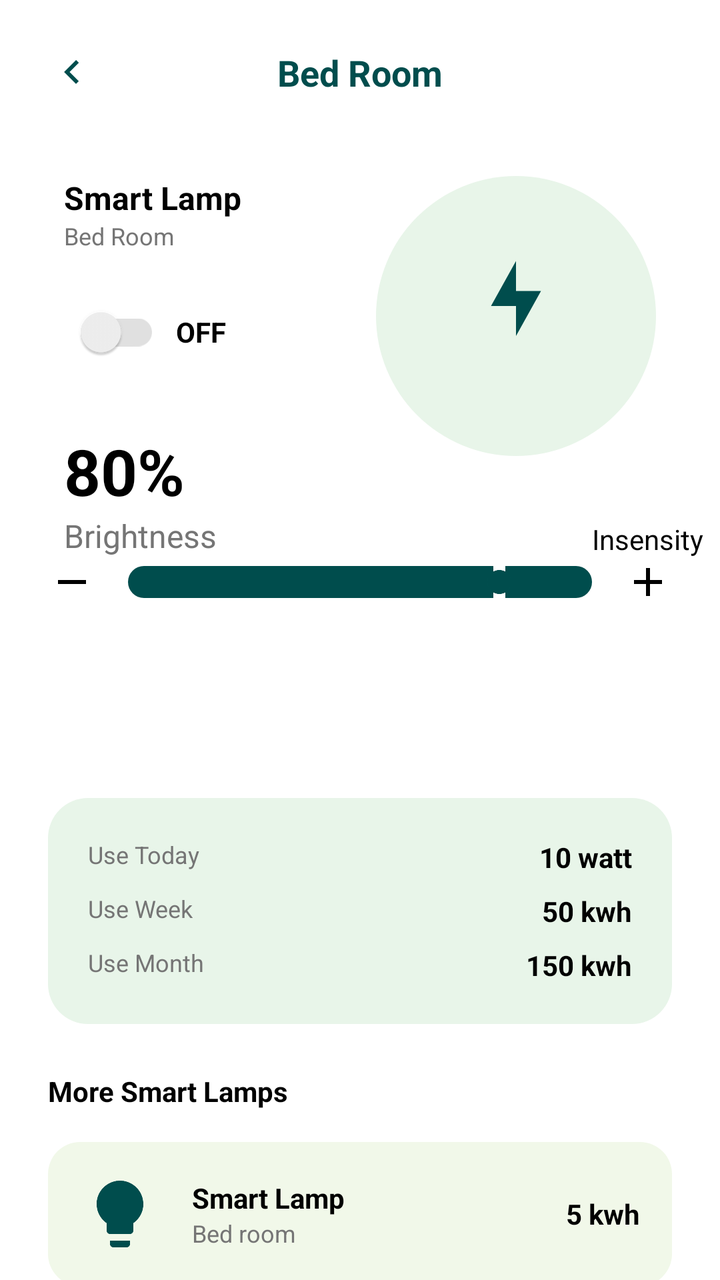
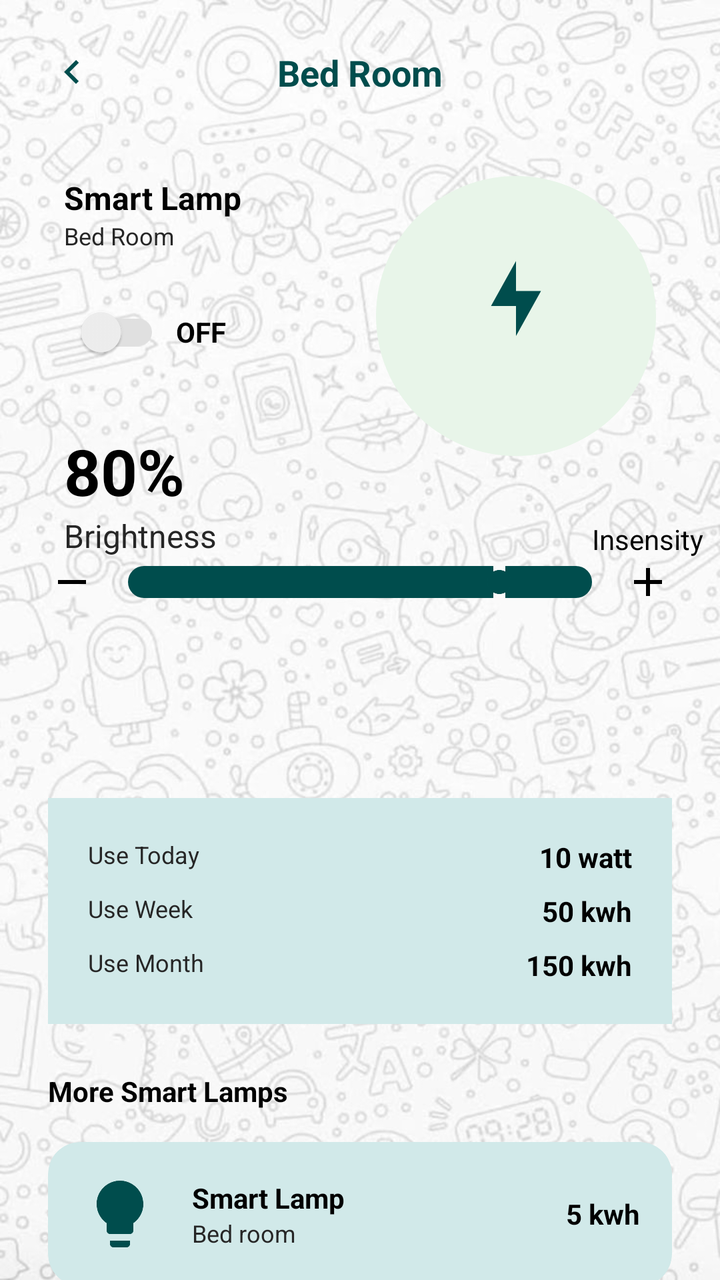

Screens rendered from an Android XML layout before and after an edit, with the pre-edit source and the edit as a unified diff.
<!-- AndroidManifest.xml: application theme Theme.SmartHome -->
<!-- res/layout/activity_lamp_control.xml -->
<?xml version="1.0" encoding="utf-8"?>
<androidx.constraintlayout.widget.ConstraintLayout xmlns:android="http://schemas.android.com/apk/res/android"
    xmlns:app="http://schemas.android.com/apk/res-auto"
    xmlns:tools="http://schemas.android.com/tools"
    android:layout_width="match_parent"
    android:layout_height="match_parent"
    android:background="@color/white"
    tools:context=".LampControlActivity">

    
    <ImageView
        android:id="@+id/iv_back_lamp"
        android:layout_width="40dp"
        android:layout_height="40dp"
        android:layout_marginStart="16dp"
        android:layout_marginTop="16dp"
        android:padding="8dp"
        android:src="@drawable/ic_arrow_back"
        app:layout_constraintStart_toStartOf="parent"
        app:layout_constraintTop_toTopOf="parent"
        app:tint="@color/primary_teal" />

    <TextView
        android:layout_width="wrap_content"
        android:layout_height="wrap_content"
        android:text="Bed Room"
        android:textColor="@color/primary_teal"
        android:textSize="18sp"
        android:textStyle="bold"
        app:layout_constraintBottom_toBottomOf="@+id/iv_back_lamp"
        app:layout_constraintEnd_toEndOf="parent"
        app:layout_constraintStart_toStartOf="parent"
        app:layout_constraintTop_toTopOf="@+id/iv_back_lamp" />

    
    <TextView
        android:id="@+id/tv_lamp_title"
        android:layout_width="wrap_content"
        android:layout_height="wrap_content"
        android:layout_marginStart="32dp"
        android:layout_marginTop="32dp"
        android:text="Smart Lamp"
        android:textColor="@color/black"
        android:textSize="16sp"
        android:textStyle="bold"
        app:layout_constraintStart_toStartOf="parent"
        app:layout_constraintTop_toBottomOf="@+id/iv_back_lamp" />

    <TextView
        android:id="@+id/tv_lamp_room"
        android:layout_width="wrap_content"
        android:layout_height="wrap_content"
        android:text="Bed Room"
        android:textColor="@color/gray_text"
        android:textSize="12sp"
        app:layout_constraintStart_toStartOf="@+id/tv_lamp_title"
        app:layout_constraintTop_toBottomOf="@+id/tv_lamp_title" />

    <LinearLayout
        android:id="@+id/ll_switch"
        android:layout_width="wrap_content"
        android:layout_height="wrap_content"
        android:layout_marginTop="16dp"
        android:gravity="center_vertical"
        android:orientation="horizontal"
        app:layout_constraintStart_toStartOf="@+id/tv_lamp_room"
        app:layout_constraintTop_toBottomOf="@+id/tv_lamp_room">

        <androidx.appcompat.widget.SwitchCompat
            android:layout_width="wrap_content"
            android:layout_height="wrap_content"
            android:thumbTint="@color/white"
            app:trackTint="@color/light_gray" />

        <TextView
            android:layout_width="wrap_content"
            android:layout_height="wrap_content"
            android:layout_marginStart="8dp"
            android:text="OFF"
            android:textColor="@color/black"
            android:textStyle="bold" />
    </LinearLayout>

    
    <FrameLayout
        android:id="@+id/fl_lamp_visual"
        android:layout_width="140dp"
        android:layout_height="140dp"
        android:layout_marginEnd="32dp"
        app:layout_constraintEnd_toEndOf="parent"
        app:layout_constraintTop_toTopOf="@+id/tv_lamp_title">

        <View
            android:layout_width="match_parent"
            android:layout_height="match_parent"
            android:background="@drawable/bg_lamp_circle" />

        <ImageView
            android:layout_width="60dp"
            android:layout_height="60dp"
            android:layout_gravity="center"
            android:src="@drawable/ic_lightning"
            app:tint="@color/primary_teal" />
    </FrameLayout>

    
    <TextView
        android:id="@+id/tv_brightness_percent"
        android:layout_width="wrap_content"
        android:layout_height="wrap_content"
        android:layout_marginTop="24dp"
        android:text="80%"
        android:textColor="@color/black"
        android:textSize="32sp"
        android:textStyle="bold"
        app:layout_constraintStart_toStartOf="@+id/ll_switch"
        app:layout_constraintTop_toBottomOf="@+id/ll_switch" />

    <TextView
        android:id="@+id/textView"
        android:layout_width="wrap_content"
        android:layout_height="wrap_content"
        android:text="Brightness"
        android:textColor="@color/gray_text"
        android:textSize="16sp"
        app:layout_constraintStart_toStartOf="@+id/tv_brightness_percent"
        app:layout_constraintTop_toBottomOf="@+id/tv_brightness_percent" />

    

    <TextView
        android:id="@+id/tv_intensity_label"
        android:layout_width="wrap_content"
        android:layout_height="wrap_content"
        android:layout_marginStart="264dp"
        android:layout_marginTop="32dp"
        android:text="Insensity"
        android:textColor="@color/black"
        app:layout_constraintStart_toStartOf="@+id/tv_brightness_percent"
        app:layout_constraintTop_toBottomOf="@+id/fl_lamp_visual" />

    <LinearLayout
        android:layout_width="match_parent"
        android:layout_height="wrap_content"
        android:layout_marginHorizontal="24dp"
        android:gravity="center_vertical"
        android:orientation="horizontal"
        app:layout_constraintTop_toBottomOf="@+id/tv_intensity_label">

        <ImageView
            android:id="@+id/iv_intensity_down"
            android:layout_width="24dp"
            android:layout_height="24dp"
            android:src="@drawable/ic_remove"
            app:tint="@color/black" />

        <SeekBar
            android:id="@+id/sb_intensity"
            android:layout_width="0dp"
            android:layout_height="wrap_content"
            android:layout_weight="1"
            android:progress="80"
            android:progressDrawable="@drawable/bg_rounded_teal"
            android:thumbTint="@color/primary_teal" />

        <ImageView
            android:id="@+id/iv_intensity_up"
            android:layout_width="24dp"
            android:layout_height="24dp"
            android:src="@drawable/ic_plus"
            app:tint="@color/black" />
    </LinearLayout>

    
    <LinearLayout
        android:id="@+id/ll_stats_card"
        android:layout_width="match_parent"
        android:layout_height="wrap_content"
        android:layout_marginHorizontal="24dp"
        android:layout_marginTop="120dp"
        android:background="@drawable/bg_stats_card_green"
        android:orientation="vertical"
        android:padding="20dp"
        app:layout_constraintTop_toBottomOf="@+id/tv_intensity_label">

        <RelativeLayout
            android:layout_width="match_parent"
            android:layout_height="wrap_content">
            <TextView android:layout_width="wrap_content" android:layout_height="wrap_content" android:text="Use Today" android:textColor="@color/gray_text" android:textSize="12sp" />
            <TextView android:layout_width="wrap_content" android:layout_height="wrap_content" android:layout_alignParentEnd="true" android:text="10 watt" android:textColor="@color/black" android:textStyle="bold" />
        </RelativeLayout>

        <RelativeLayout
            android:layout_width="match_parent"
            android:layout_height="wrap_content"
            android:layout_marginTop="8dp">
            <TextView android:layout_width="wrap_content" android:layout_height="wrap_content" android:text="Use Week" android:textColor="@color/gray_text" android:textSize="12sp" />
            <TextView android:layout_width="wrap_content" android:layout_height="wrap_content" android:layout_alignParentEnd="true" android:text="50 kwh" android:textColor="@color/black" android:textStyle="bold" />
        </RelativeLayout>

        <RelativeLayout
            android:layout_width="match_parent"
            android:layout_height="wrap_content"
            android:layout_marginTop="8dp">
            <TextView android:layout_width="wrap_content" android:layout_height="wrap_content" android:text="Use Month" android:textColor="@color/gray_text" android:textSize="12sp" />
            <TextView android:layout_width="wrap_content" android:layout_height="wrap_content" android:layout_alignParentEnd="true" android:text="150 kwh" android:textColor="@color/black" android:textStyle="bold" />
        </RelativeLayout>
    </LinearLayout>

    
    <TextView
        android:id="@+id/tv_more_lamps"
        android:layout_width="wrap_content"
        android:layout_height="wrap_content"
        android:layout_marginStart="24dp"
        android:layout_marginTop="24dp"
        android:text="More Smart Lamps"
        android:textColor="@color/black"
        android:textStyle="bold"
        app:layout_constraintStart_toStartOf="parent"
        app:layout_constraintTop_toBottomOf="@+id/ll_stats_card" />

    <androidx.cardview.widget.CardView
        android:layout_width="match_parent"
        android:layout_height="wrap_content"
        android:layout_marginHorizontal="24dp"
        android:layout_marginTop="16dp"
        app:cardCornerRadius="16dp"
        app:cardElevation="0dp"
        app:layout_constraintTop_toBottomOf="@+id/tv_more_lamps">

        <LinearLayout
            android:layout_width="match_parent"
            android:layout_height="wrap_content"
            android:background="#F1F8E9"
            android:gravity="center_vertical"
            android:padding="16dp">

            <ImageView
                android:layout_width="40dp"
                android:layout_height="40dp"
                android:src="@drawable/ic_bulb"
                app:tint="@color/primary_teal" />

            <LinearLayout
                android:layout_width="0dp"
                android:layout_height="wrap_content"
                android:layout_marginStart="16dp"
                android:layout_weight="1"
                android:orientation="vertical">
                <TextView android:layout_width="wrap_content" android:layout_height="wrap_content" android:text="Smart Lamp" android:textColor="@color/black" android:textStyle="bold" />
                <TextView android:layout_width="wrap_content" android:layout_height="wrap_content" android:text="Bed room" android:textColor="@color/gray_text" android:textSize="12sp" />
            </LinearLayout>

            <TextView
                android:layout_width="wrap_content"
                android:layout_height="wrap_content"
                android:text="5 kwh"
                android:textColor="@color/black"
                android:textStyle="bold" />
        </LinearLayout>
    </androidx.cardview.widget.CardView>

</androidx.constraintlayout.widget.ConstraintLayout>
<!-- resources referenced by this layout -->
<resources>
  <color name="black">#000000</color>
  <color name="gray_text">#757575</color>
  <color name="light_gray">#E0E0E0</color>
  <color name="primary_teal">#004D4D</color>
  <color name="white">#FFFFFF</color>
  <!-- drawable bg_lamp_circle (drawable) -->
  <?xml version="1.0" encoding="utf-8"?>
  <shape xmlns:android="http://schemas.android.com/apk/res/android"
      android:shape="oval">
      <solid android:color="#E8F5E9" />
  </shape>
  <!-- drawable bg_rounded_teal (drawable) -->
  <?xml version="1.0" encoding="utf-8"?>
  
  <shape xmlns:android="http://schemas.android.com/apk/res/android">
      <solid android:color="@color/primary_teal" />
      <corners android:radius="24dp" />
  </shape>
  <!-- drawable bg_stats_card_green (drawable) -->
  <?xml version="1.0" encoding="utf-8"?>
  <shape xmlns:android="http://schemas.android.com/apk/res/android">
      <solid android:color="#E8F5E9" />
      <corners android:radius="20dp" />
  </shape>
  <!-- drawable ic_arrow_back (drawable) -->
  <vector xmlns:android="http://schemas.android.com/apk/res/android"
      android:width="24dp"
      android:height="24dp"
      android:viewportWidth="24"
      android:viewportHeight="24">
    <path
        android:pathData="M15.41,16.59L10.83,12L15.41,7.41L14,6L8,12L14,18L15.41,16.59Z"
        android:fillColor="#000000"/>
  </vector>
  <!-- drawable ic_bulb (drawable) -->
  <vector xmlns:android="http://schemas.android.com/apk/res/android"
      android:width="24dp"
      android:height="24dp"
      android:viewportWidth="24"
      android:viewportHeight="24">
    <path
        android:fillColor="#004D4D"
        android:pathData="M12,2c-3.86,0 -7,3.14 -7,7c0,2.38 1.19,4.47 3,5.74V17c0,0.55 0.45,1 1,1h6c0.55,0 1,-0.45 1,-1v-2.26c1.81,-1.27 3,-3.36 3,-5.74c0,-3.86 -3.14,-7 -7,-7zM9,21c0,0.55 0.45,1 1,1h4c0.55,0 1,-0.45 1,-1v-1H9v1z"/>
  </vector>
  <!-- drawable ic_lightning (drawable) -->
  <vector xmlns:android="http://schemas.android.com/apk/res/android"
      android:width="24dp"
      android:height="24dp"
      android:viewportWidth="24"
      android:viewportHeight="24">
    <path
        android:fillColor="#004D4D"
        android:pathData="M7,10l5,-9v6h5l-5,9v-6z"/>
  </vector>
  <!-- drawable ic_plus (drawable) -->
  <vector xmlns:android="http://schemas.android.com/apk/res/android"
      android:width="24dp"
      android:height="24dp"
      android:viewportWidth="24"
      android:viewportHeight="24">
    <path
        android:fillColor="#000000"
        android:pathData="M19,13h-6v6h-2v-6H5v-2h6V5h2v6h6v2z"/>
  </vector>
  <!-- drawable ic_remove (drawable) -->
  <vector xmlns:android="http://schemas.android.com/apk/res/android"
      android:width="24dp"
      android:height="24dp"
      android:viewportWidth="24"
      android:viewportHeight="24">
      <path
          android:fillColor="#000000"
          android:pathData="M19,13H5V11H19V13Z" />
  </vector>
  <style name="Theme.SmartHome" parent="Base.Theme.SmartHome" />
  <style name="Base.Theme.SmartHome" parent="Theme.MaterialComponents.Light.NoActionBar">
          
          <item name="android:colorBackground">@color/background_light</item>
          <item name="android:windowLightStatusBar">true</item>
          <item name="android:statusBarColor">@color/white</item>
      </style>
  <color name="background_light">#F5F7F7</color>
</resources>

<!-- the commit's change to res/layout/activity_lamp_control.xml (unified diff, before → after) -->
@@ -4,7 +4,7 @@
     xmlns:tools="http://schemas.android.com/tools"
     android:layout_width="match_parent"
     android:layout_height="match_parent"
-    android:background="@color/white"
+    android:background="@drawable/background"
     tools:context=".LampControlActivity">
 
     
@@ -178,7 +178,7 @@
         android:layout_height="wrap_content"
         android:layout_marginHorizontal="24dp"
         android:layout_marginTop="120dp"
-        android:background="@drawable/bg_stats_card_green"
+        android:background="@color/glass_green"
         android:orientation="vertical"
         android:padding="20dp"
         app:layout_constraintTop_toBottomOf="@+id/tv_intensity_label">
@@ -227,12 +227,12 @@
         android:layout_marginTop="16dp"
         app:cardCornerRadius="16dp"
         app:cardElevation="0dp"
-        app:layout_constraintTop_toBottomOf="@+id/tv_more_lamps">
+        app:layout_constraintTop_toBottomOf="@+id/tv_more_lamps"
+        app:cardBackgroundColor="@color/glass_green">
 
         <LinearLayout
             android:layout_width="match_parent"
             android:layout_height="wrap_content"
-            android:background="#F1F8E9"
             android:gravity="center_vertical"
             android:padding="16dp">
 
<!-- resource entries referenced after the edit -->
@@ -1,10 +1,12 @@
 <!-- resources referenced by this layout -->
 <resources>
   <color name="black">#000000</color>
-  <color name="gray_text">#757575</color>
+  <color name="glass_green">#D1E9E9</color>
+  <color name="gray_text">#262626</color>
   <color name="light_gray">#E0E0E0</color>
   <color name="primary_teal">#004D4D</color>
   <color name="white">#FFFFFF</color>
+  <!-- drawable background: jpg bitmap (drawable, 105532 bytes) -->
   <!-- drawable bg_lamp_circle (drawable) -->
   <?xml version="1.0" encoding="utf-8"?>
   <shape xmlns:android="http://schemas.android.com/apk/res/android"
@@ -17,12 +19,6 @@
   <shape xmlns:android="http://schemas.android.com/apk/res/android">
       <solid android:color="@color/primary_teal" />
       <corners android:radius="24dp" />
-  </shape>
-  <!-- drawable bg_stats_card_green (drawable) -->
-  <?xml version="1.0" encoding="utf-8"?>
-  <shape xmlns:android="http://schemas.android.com/apk/res/android">
-      <solid android:color="#E8F5E9" />
-      <corners android:radius="20dp" />
   </shape>
   <!-- drawable ic_arrow_back (drawable) -->
   <vector xmlns:android="http://schemas.android.com/apk/res/android"
